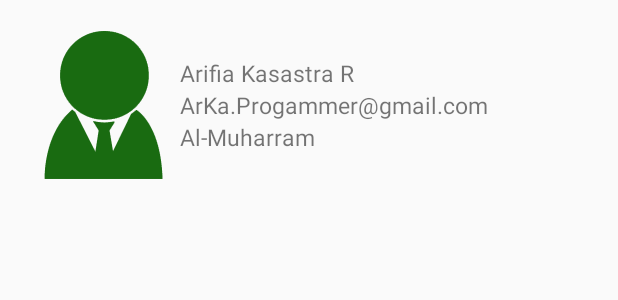
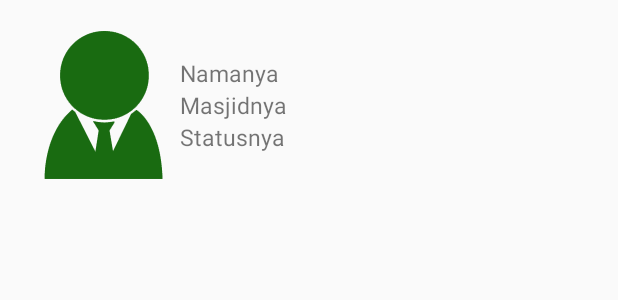
Before and after one commit to TheArKaID/Presonmu, an Android app: the layout activity_home.xml on its own in the app's theme, with its tools: preview values and no code run, on a phone screen of 412 x 824 dp. Shown: the top 300 px of the screen. Run offline under Robolectric (Android 15) with nearby library versions, the light colour scheme and no system bars.

Commit message:
Change information that will be shown in activity_home.xml

```diff
--- a/app/src/main/res/layout/activity_home.xml
+++ b/app/src/main/res/layout/activity_home.xml
@@ -28,19 +28,19 @@
                 android:id="@+id/namaPeserta"
                 android:layout_width="wrap_content"
                 android:layout_height="wrap_content"
-                android:text="Arifia Kasastra R"
-                android:textSize="15sp"/>
-            <TextView
-                android:id="@+id/emailPeserta"
-                android:layout_width="wrap_content"
-                android:layout_height="wrap_content"
-                android:text="ArKa.Progammer@gmail.com"
+                android:text="Namanya"
                 android:textSize="15sp"/>
             <TextView
                 android:id="@+id/masjidPeserta"
                 android:layout_width="wrap_content"
                 android:layout_height="wrap_content"
-                android:text="Al-Muharram"
+                android:text="Masjidnya"
+                android:textSize="15sp"/>
+            <TextView
+                android:id="@+id/statusPeserta"
+                android:layout_width="wrap_content"
+                android:layout_height="wrap_content"
+                android:text="Statusnya"
                 android:textSize="15sp"/>
         </LinearLayout>
     </LinearLayout>
```
Also changed, not shown: app/src/main/java/id/ac/umy/unires/mh/home.java (+10 -1 lines).
